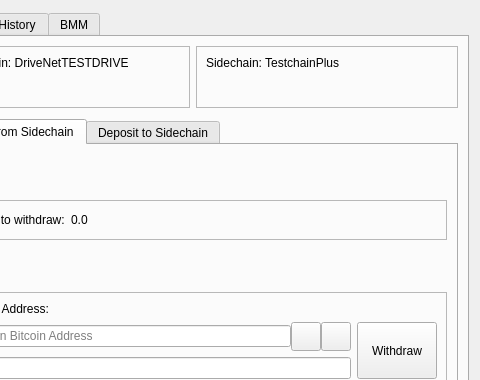
First picture: the form in src/qt/forms/sidechainpage.ui, repository skydogenet/sidechains, before the edit; both pictures show x 94 to 574 and y 0 to 380 of the 574 by 510 pixel window.
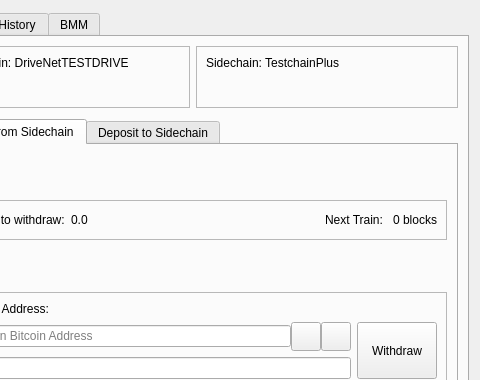
Second picture: the form after the edit. Icons and pictures are not drawn. Custom widgets are drawn as their Qt base class.

Commit message: Add basic version of train schedule

```diff
--- a/src/qt/forms/sidechainpage.ui
+++ b/src/qt/forms/sidechainpage.ui
@@ -123,6 +123,20 @@
                 </property>
                </spacer>
               </item>
+              <item>
+               <widget class="QLabel" name="label_3">
+                <property name="text">
+                 <string>Next Train: </string>
+                </property>
+               </widget>
+              </item>
+              <item>
+               <widget class="QLabel" name="train">
+                <property name="text">
+                 <string>0 blocks</string>
+                </property>
+               </widget>
+              </item>
              </layout>
             </widget>
            </item>
```
Left out of the diff: 4 changed lines with no effect on the pictures. The commit also changes 3 other files.
